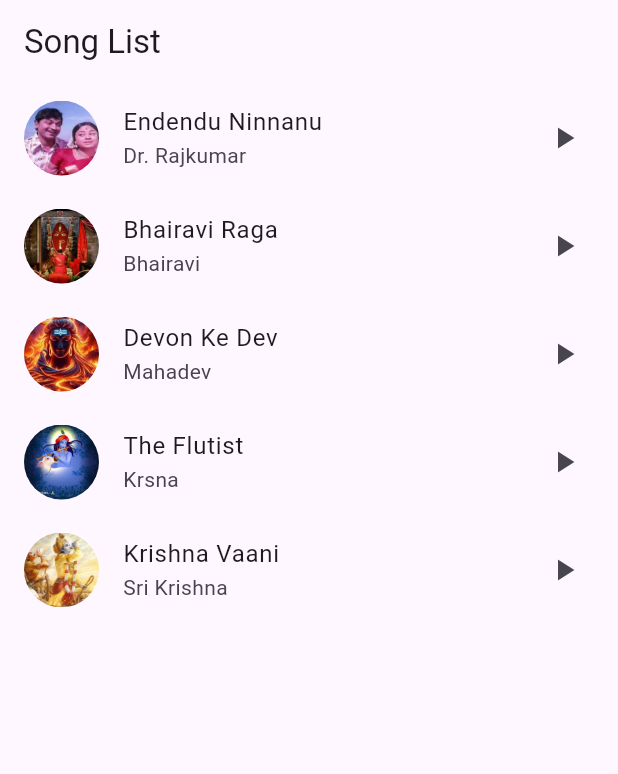
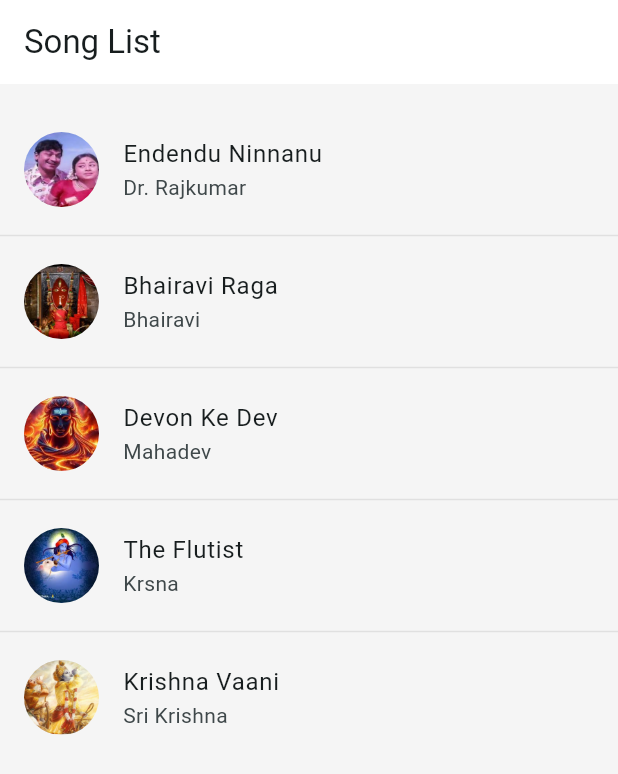
Before and after one commit to shetty456/music-player, a Flutter app: the screen it shows after launch, on a phone screen of 412 x 824 dp. Shown: the top 774 px of the screen. Run offline on Flutter 3.47's test engine with Material 3 defaults, Android fonts, the light colour scheme and no system bars; our stand-ins replace just_audio, lottie.

Commit message:
add basic features

```diff
--- a/lib/main.dart
+++ b/lib/main.dart
@@ -36,7 +36,12 @@ class MyApp extends StatelessWidget {
         //
         // This works for code too, not just values: Most code changes can be
         // tested with just a hot reload.
-        colorScheme: ColorScheme.fromSeed(seedColor: Colors.deepPurple),
+        colorScheme: ColorScheme.fromSeed(seedColor: Colors.white),
+        scaffoldBackgroundColor: Colors.white, // Page color
+        appBarTheme: const AppBarTheme(
+          color: Colors.white, // AppBar color
+          iconTheme: IconThemeData(color: Colors.black), // Icon color in AppBar
+        ),
         useMaterial3: true,
       ),
       debugShowCheckedModeBanner: false,
--- a/lib/providers/music_provider.dart
+++ b/lib/providers/music_provider.dart
@@ -14,6 +14,7 @@ class MusicProvider with ChangeNotifier {
 
   List<Song> get songs => _songs;
   Song? get currentSong => _currentSong;
+  AudioPlayer get player => _audioPlayer;
 
   void _initializeSongs() {
     _songs = [
@@ -102,6 +103,7 @@ class MusicProvider with ChangeNotifier {
     }
   }
 
+
   void _updateCurrentSong(Song song) {
     _currentSong?.isPlaying = false; // Reset the previous song's state
     _currentSong = song;
--- a/lib/views/screens/song_list_screen.dart
+++ b/lib/views/screens/song_list_screen.dart
@@ -1,6 +1,12 @@
+// ignore_for_file: public_member_api_docs, sort_constructors_first
 import 'package:flutter/material.dart';
+import 'package:music_player/utils/utils.dart';
+import 'package:music_player/views/widgets/album_image.dart';
+import 'package:provider/provider.dart';
 import 'package:music_player/providers/music_provider.dart';
-import 'package:provider/provider.dart';
+import 'package:music_player/views/screens/individual_song_screen.dart';
+import 'package:music_player/views/widgets/music_player.dart';
+import 'package:lottie/lottie.dart';
 
 class SongListScreen extends StatefulWidget {
   const SongListScreen({super.key});
@@ -18,37 +24,67 @@ class _SongListScreenState extends State<SongListScreen> {
       appBar: AppBar(
         title: const Text('Song List'),
       ),
-      body: ListView.builder(
+      body: Column(
+        children: [
+          MusicPlayer(song: musicProvider.currentSong),
+          Expanded(
+            child: Container(
+              decoration: BoxDecoration(color: Colors.grey.shade100),
+              child: Column(
+                crossAxisAlignment: CrossAxisAlignment.stretch,
+                children: [
+                  musicProvider.currentSong != null
+                      ? const Padding(
+                          padding: EdgeInsets.symmetric(
+                              horizontal: 16.0, vertical: 12.0),
+                          child: Text(
+                            'Up Next',
+                            style: TextStyle(
+                                fontSize: 20, fontWeight: FontWeight.bold),
+                          ),
+                        )
+                      : const Text(''),
+                  Expanded(
+                    child: ListView.separated(
                       itemCount: musicProvider.songs.length,
                       itemBuilder: (context, index) {
                         final song = musicProvider.songs[index];
                         return ListTile(
-            leading: ClipOval(
-              child: Image.asset(
-                song.albumImageUrl,
-                width: 50,
-                height: 50,
-                fit: BoxFit.cover,
-              ),
+                          leading: AlbumImage(
+                            song: song,
+                            radius: 50,
                           ),
                           title: Text(song.title),
                           subtitle: Text(song.artist),
-            trailing: Icon(song.isPlaying ? Icons.pause : Icons.play_arrow),
+                          trailing: song.isPlaying ? Lottie.asset('assets/animations/playing.json') : null,
+                          onLongPress: () {
+                            justPlay(song, musicProvider);
+                            Navigator.push(
+                              context,
+                              MaterialPageRoute(
+                                builder: (context) => IndividualSongScreen(
+                                  song: song,
+                                ),
+                              ),
+                            );
+                          },
                           onTap: () {
-              musicProvider.playSong(song);
-              // Navigator.push(
-              //   context,
-              //   MaterialPageRoute(
-              //     builder: (context) => IndividualSongScreen(song: song),
-              //   ),
-              // );
-
-              // todo: style list tile properly and make it a widget if needed.
-              // todo: add the functionality for pausing the song
-              // todo: make sure that the song state is carried to next screen as such without any furhter chnage.
+                            pauseAndPlay(song, musicProvider);
                           },
                         );
                       },
+                      separatorBuilder: (BuildContext context, int index) {
+                        return Divider(
+                          color: Colors.grey.shade300,
+                        );
+                      },
+                    ),
+                  ),
+                ],
+              ),
+            ),
+          ),
+        ],
       ),
     );
   }
--- /dev/null
+++ b/lib/views/widgets/album_image.dart
@@ -0,0 +1,25 @@
+import 'package:flutter/material.dart';
+import 'package:music_player/models/song.dart';
+
+class AlbumImage extends StatelessWidget {
+  const AlbumImage({
+    super.key,
+    required this.song,
+    required this.radius,
+  });
+
+  final Song song;
+  final double radius;
+
+  @override
+  Widget build(BuildContext context) {
+    return ClipOval(
+      child: Image.asset(
+        song.albumImageUrl,
+        width: radius,
+        height: radius,
+        fit: BoxFit.cover,
+      ),
+    );
+  }
+}
--- a/pubspec.yaml
+++ b/pubspec.yaml
@@ -37,6 +37,9 @@ dependencies:
   cupertino_icons: ^1.0.6
   just_audio: ^0.9.39
   provider: ^6.1.2
+  lottie: ^3.1.2
+  rxdart: ^0.28.0
+  audio_session: ^0.1.21
 
 dev_dependencies:
   flutter_test:
@@ -64,6 +67,7 @@ flutter:
   assets:
     - assets/images/
     - assets/audio/
+    - assets/animations/
 
   # An image asset can refer to one or more resolution-specific "variants", see
   # https://flutter.dev/assets-and-images/#resolution-aware
```
Also changed, not shown: assets/animations/playing.json (added, +1 -0 lines), lib/utils/utils.dart (added, +10 -0 lines), lib/views/screens/individual_song_screen.dart (+16 -6 lines), lib/views/widgets/controls_button.dart (added, +93 -0 lines), lib/views/widgets/music_player.dart (added, +201 -0 lines), lib/views/widgets/title_artist.dart (added, +67 -0 lines), pubspec.lock, 1 other file. Lines whose indentation alone changed are shown as unchanged.
